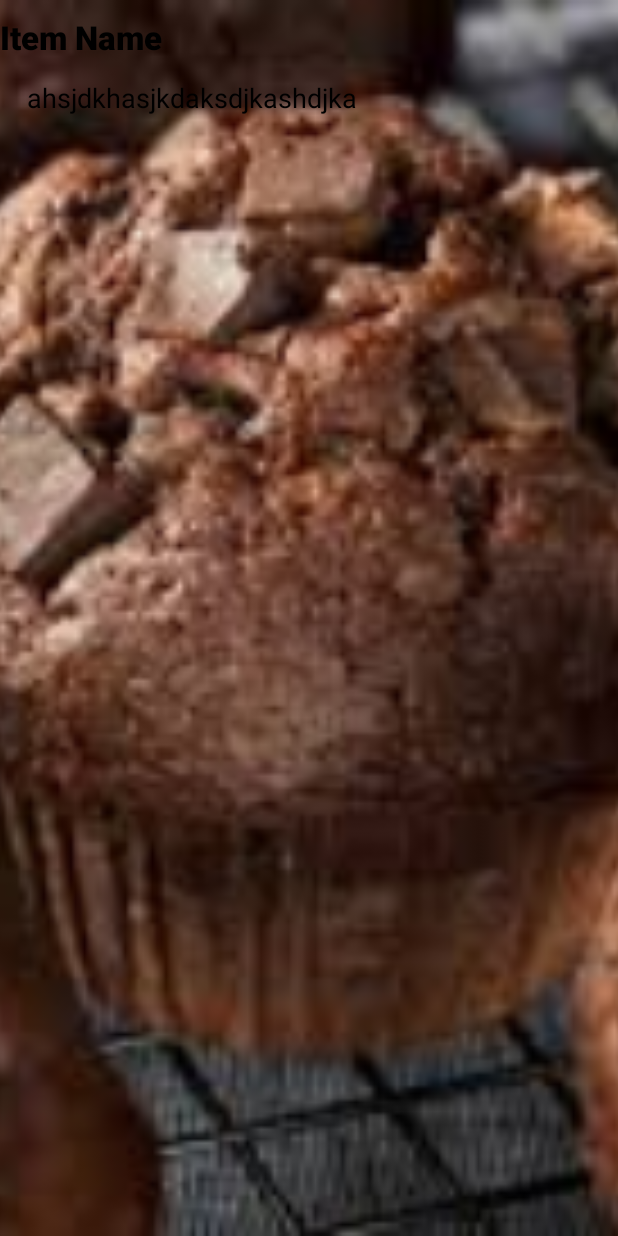
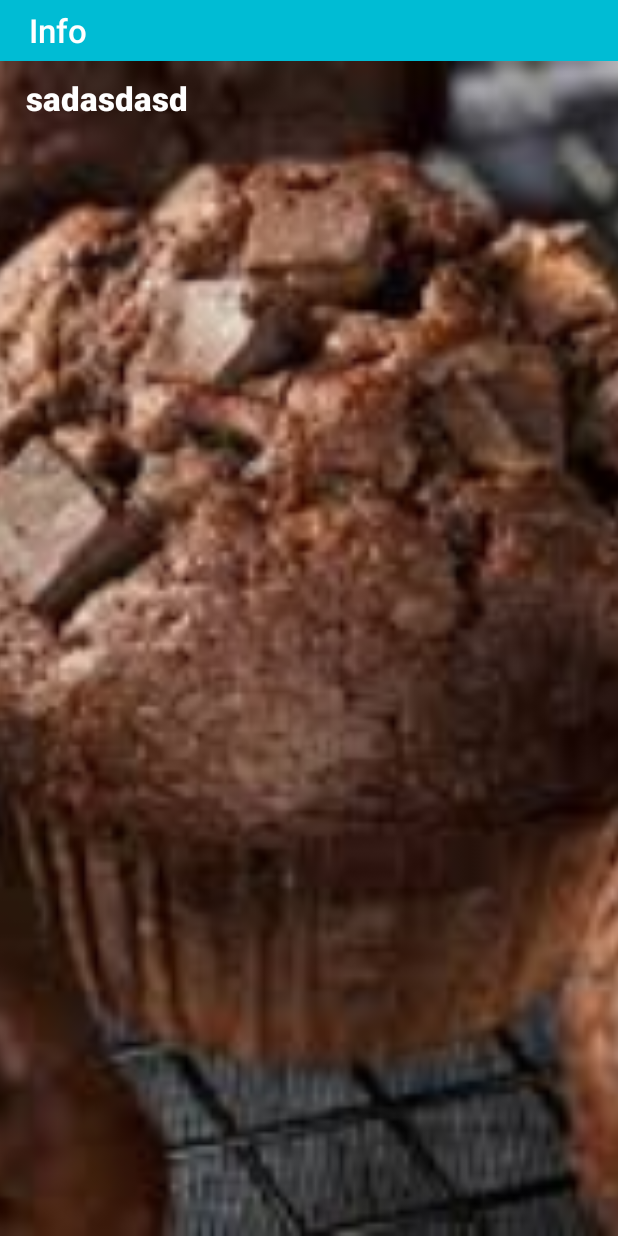
Before and after one commit to shahshail/BakingApp, an Android app: the layout bakery_widjet_provider.xml on its own in the app's theme, with its tools: preview values and no code run, on a phone screen of 412 x 824 dp. Run offline under Robolectric (Android 15) with nearby library versions, the phone set to English and light mode, and no system bars.

```diff
--- a/app/build.gradle
+++ b/app/build.gradle
@@ -52,8 +52,8 @@ dependencies {
     compile 'frankiesardo:icepick:3.2.0'
     provided 'frankiesardo:icepick-processor:3.2.0'
     compile 'jp.wasabeef:blurry:2.1.1'
+    compile 'com.squareup.picasso:picasso:2.5.2'
     androidTestCompile 'com.android.support:support-annotations:25.3.1'
-    androidTestCompile 'com.android.support.test:testing-support-lib:0.1'
     androidTestCompile 'com.android.support.test:runner:0.5'
     androidTestCompile 'com.android.support.test:rules:0.5'
     androidTestCompile 'com.android.support.test.espresso:espresso-core:2.2.2'
--- a/app/src/main/java/com/corral/firebase/shailshah/bakingapp/RacipesListActivity.java
+++ b/app/src/main/java/com/corral/firebase/shailshah/bakingapp/RacipesListActivity.java
@@ -30,6 +30,7 @@ import static com.corral.firebase.shailshah.bakingapp.MainActivity.INDEX_QUANTIT
 import static com.corral.firebase.shailshah.bakingapp.MainActivity.INDEX_SERVINGS;
 import static com.corral.firebase.shailshah.bakingapp.MainActivity.INDEX_SHORT_DESCRIPTION;
 import static com.corral.firebase.shailshah.bakingapp.MainActivity.INDEX_STEPS_ID;
+import static com.corral.firebase.shailshah.bakingapp.MainActivity.INDEX_THUMBNAILS;
 import static com.corral.firebase.shailshah.bakingapp.MainActivity.INDEX_THUMBNAIL_URL;
 import static com.corral.firebase.shailshah.bakingapp.MainActivity.INDEX_VIDEO_URL;
 import static java.lang.System.lineSeparator;
@@ -86,6 +87,7 @@ public class RacipesListActivity extends AppCompatActivity implements SetpsAdapt
             BakeryInformationHelper.setStepsThumbnailUrl(OpenBakingJsonUtils.convertByteToBitmap(mCursor.getBlob(INDEX_THUMBNAIL_URL)));
             BakeryInformationHelper.setItemServings(mCursor.getString(INDEX_SERVINGS));
             BakeryInformationHelper.setItemImagePath(mCursor.getString(INDEX_IMAGE_URL));
+            BakeryInformationHelper.setThumbnails(OpenBakingJsonUtils.convertStringToArray(mCursor.getString(INDEX_THUMBNAILS)));
 
 
         }
--- a/app/src/main/java/com/corral/firebase/shailshah/bakingapp/data/DbHelper.java
+++ b/app/src/main/java/com/corral/firebase/shailshah/bakingapp/data/DbHelper.java
@@ -13,7 +13,7 @@ import com.corral.firebase.shailshah.bakingapp.provider.BakingAppContractor;
 public class DbHelper extends SQLiteOpenHelper {
 
     private static final String DATABASE_NAME = "app.db";
-    private static final int DATABASE_VERSION = 22;
+    private static final int DATABASE_VERSION = 23;
     public DbHelper(Context context)
     {
          super(context,DATABASE_NAME,null,DATABASE_VERSION);
@@ -33,6 +33,7 @@ public class DbHelper extends SQLiteOpenHelper {
                  BakingAppContractor.BakeryEntry.COLUMN_DESCRIPTION + " REAL, " +
                  BakingAppContractor.BakeryEntry.COLUMN_VIDEO_URL + " REAL, " +
                  BakingAppContractor.BakeryEntry.COLUMN_THUMBNAIL_URL + " BLOB, " +
+                 BakingAppContractor.BakeryEntry.COLUMN_THUMBNAIL + " REAL, " +
                  BakingAppContractor.BakeryEntry.COLUMN_SERVINGS + " REAL, " +
                  BakingAppContractor.BakeryEntry.COLIMN_IMAGE_URL + " REAL, " +
                  BakingAppContractor.BakeryEntry.COLUMN_WIDGET_INFO + " REAL" +
--- a/app/src/main/java/com/corral/firebase/shailshah/bakingapp/provider/BakingAppContractor.java
+++ b/app/src/main/java/com/corral/firebase/shailshah/bakingapp/provider/BakingAppContractor.java
@@ -41,6 +41,8 @@ public class BakingAppContractor {
 
         public static final String COLUMN_THUMBNAIL_URL = "step_thumbnail_url";
 
+        public static final String COLUMN_THUMBNAIL = "step_thumbnails";
+
         public static final String COLUMN_SERVINGS = "servings";
 
         public static final String COLIMN_IMAGE_URL = "images";
--- a/app/src/main/res/layout/activity_detail_detail.xml
+++ b/app/src/main/res/layout/activity_detail_detail.xml
@@ -9,6 +9,7 @@
         android:layout_width="match_parent"
         android:layout_height="match_parent"
         android:fitsSystemWindows="true"
+        android:id="@+id/coordinate"
         tools:context="com.corral.firebase.shailshah.myapplication.DetailDetailActivity"
         tools:ignore="MergeRootFrame">
 
@@ -47,7 +48,6 @@
             android:id="@+id/detail_detail_container"
             android:layout_width="match_parent"
             android:layout_height="match_parent"
-            android:layout_marginTop="20dp"
             app:layout_behavior="@string/appbar_scrolling_view_behavior" />
 
 
--- a/app/src/main/res/layout/bakery_widjet_provider.xml
+++ b/app/src/main/res/layout/bakery_widjet_provider.xml
@@ -4,11 +4,34 @@
     android:orientation="vertical"
     android:id="@+id/widget_layout"
     xmlns:android="http://schemas.android.com/apk/res/android">
+    <RelativeLayout
+        android:layout_width="match_parent"
+        android:layout_height="match_parent"
+        android:background="@color/colorPrimary">
+
+            <TextView
+                android:id="@+id/widget_titlebar"
+                android:layout_width="wrap_content"
+                android:layout_height="wrap_content"
+                android:background="@color/colorPrimary"
+                android:text="Info"
+                android:textColor="#FFFF"
+                style="@style/Base.TextAppearance.AppCompat.SearchResult.Title"
+                android:textSize="22sp"
+                android:layout_marginTop="5dp"
+                android:textAlignment="textStart"
+                android:layout_alignParentTop="true"
+                android:layout_alignParentStart="true"
+                android:layout_marginStart="19dp" />
+
 
         <RelativeLayout
             android:layout_width="wrap_content"
             android:layout_height="wrap_content"
-        android:id="@+id/click">
+            android:id="@+id/click"
+            android:layout_alignParentTop="true"
+            android:layout_alignParentStart="true"
+            android:layout_marginTop="13dp">
 
             <ImageView
                 android:layout_width="match_parent"
@@ -16,30 +39,36 @@
                 android:id="@+id/imageview4"
                 android:scaleType="centerCrop"
                 android:alpha="2.0"
-            android:src="@drawable/ic_demo_muffin"/>
+                android:src="@drawable/ic_demo_muffin"
+                android:layout_marginTop="27dp"
+                android:layout_alignParentTop="true"
+                android:layout_alignParentStart="true" />
             <TextView
                 android:layout_marginTop="10dp"
                 android:id="@+id/name"
                 android:layout_width="wrap_content"
                 android:layout_height="wrap_content"
                 android:textSize="22sp"
-            android:textColor="#000"
-            android:text="Item Name"
+                android:text="sadasdasd"
+                android:textColor="#FFFFFF"
                 android:textAppearance="@style/TextAppearance.AppCompat.Light.SearchResult.Title"
                 android:textStyle="bold"
-            />
+                android:layout_alignTop="@+id/imageview4"
+                android:layout_alignParentStart="true"
+                android:layout_marginStart="17dp" />
             <TextView
                 android:layout_width="wrap_content"
                 android:layout_height="wrap_content"
                 android:id="@+id/ingredient_widget"
-            android:textSize="18sp"
+                android:textSize="16sp"
                 android:paddingLeft="18dp"
-            android:text="ahsjdkhasjkdaksdjkashdjka"
-            android:textColor="#000"
-            android:layout_marginTop="13dp"
+                android:textColor="#FFFF"
+                android:layout_marginTop="9dp"
                 android:layout_below="@+id/name"
-            android:layout_alignParentStart="true" />
+                android:layout_alignStart="@+id/name" />
+        </RelativeLayout>
     </RelativeLayout>
 
 
+
 </LinearLayout>
--- a/app/src/main/res/layout/detail_list_content.xml
+++ b/app/src/main/res/layout/detail_list_content.xml
@@ -41,7 +41,7 @@
                 android:paddingLeft="@dimen/album_title_padding"
                 android:paddingRight="@dimen/album_title_padding"
                 android:paddingTop="@dimen/album_title_padding"
-                android:text="Step"
+               android:text="@string/recipe_step"
                 android:textColor="#212121"
                 android:textSize="@dimen/album_title" />
 
--- a/app/src/main/res/values/strings.xml
+++ b/app/src/main/res/values/strings.xml
@@ -3,4 +3,8 @@
     <string name="title_item_detail">Item Detail</string>
     <string name="appwidget_text">EXAMPLE</string>
     <string name="add_widget">Add widget</string>
+    <string name="detail_description">Description will shown here..</string>
+    <string name="detail_step">Step  </string>
+    <string name="recipe_step">Step</string>
+    <string name="widget_preference">widget_pref</string>
 </resources>
```
Also changed, not shown: app/src/main/java/com/corral/firebase/shailshah/bakingapp/BakeryWidjetProvider.java (+48 -6 lines), app/src/main/java/com/corral/firebase/shailshah/bakingapp/MainActivity.java (+35 -6 lines), app/src/main/java/com/corral/firebase/shailshah/bakingapp/StapesDetailFragment.java (+16 -6 lines), app/src/main/java/com/corral/firebase/shailshah/bakingapp/StepsDetailAcitvity.java (+50 -5 lines), app/src/main/java/com/corral/firebase/shailshah/bakingapp/helper/BakeryInformationHelper.java (+10 -0 lines), app/src/main/java/com/corral/firebase/shailshah/bakingapp/utils/OpenBakingJsonUtils.java (+24 -5 lines), app/src/main/res/layout/detail_detail.xml (+13 -9 lines), app/src/main/res/layout-sw600dp/detail_list.xml (renamed from app/src/main/res/layout-w900dp/detail_list.xml), app/src/main/res/layout-sw600dp/item_list.xml (renamed from app/src/main/res/layout-w900dp/item_list.xml), 23 other files. Lines whose indentation alone changed are shown as unchanged.
